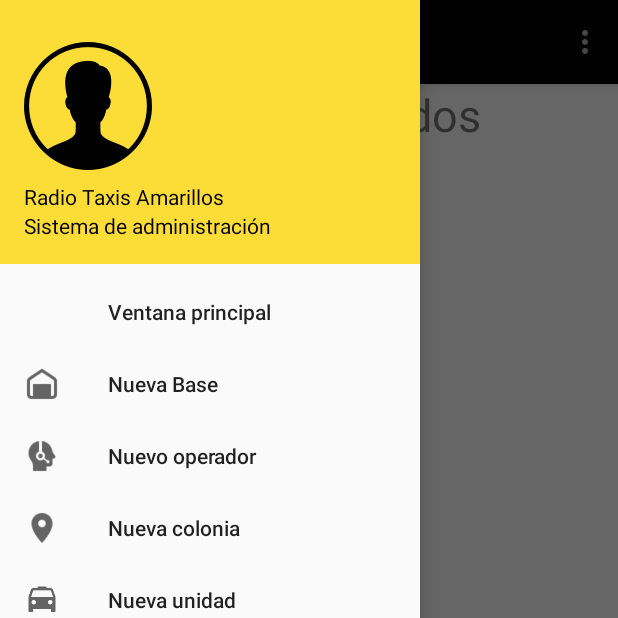
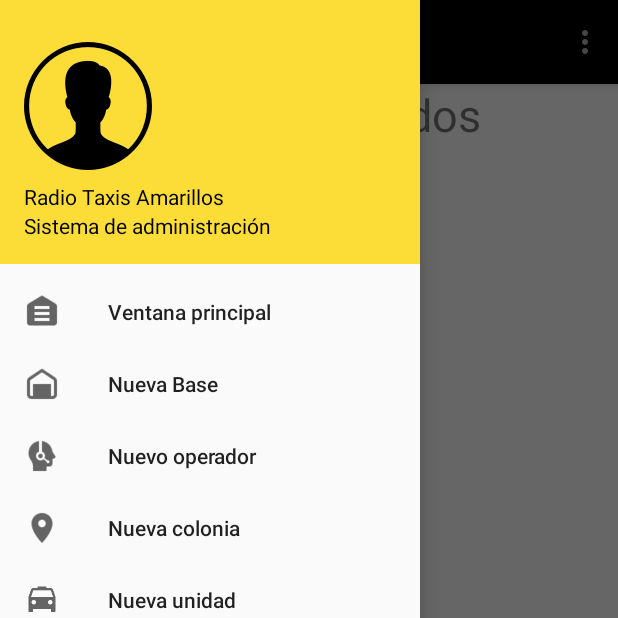
Before and after one commit to Luis945/Gestion_viajes_LAJE, an Android app: the ventana_principal screen opened directly, with no data from a screen before it, with the side drawer open, on a phone screen of 412 x 824 dp, the top half of it. Run offline under Robolectric (Android 15) with nearby library versions, the phone set to English and light mode, and no system bars; our stand-ins replace Volley; network calls fail; Roboto replaces fonts that are not available here.

```diff
--- a/app/src/main/res/menu/activity_ventana_principal_drawer.xml
+++ b/app/src/main/res/menu/activity_ventana_principal_drawer.xml
@@ -6,7 +6,8 @@
 
     <group android:checkableBehavior="single">
         <item android:id="@+id/ventana_p"
-            android:title="Ventana principal">
+            android:title="Ventana principal"
+            android:icon="@drawable/principal">
 
         </item>
         <item
```
Also changed, not shown: app/src/main/res/drawable/principal.png (added).
